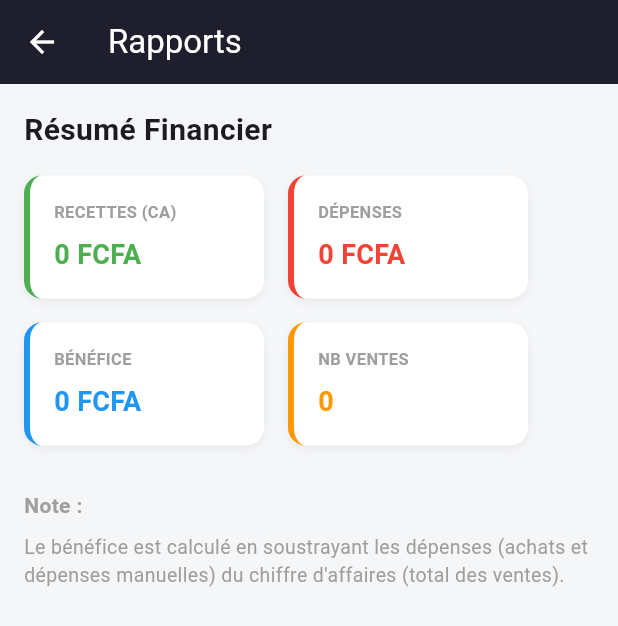
After one commit to hadjabarr4-lang/mon_app_facturation, a Flutter app: the RapportScreen screen opened directly, on a phone screen of 412 x 824 dp. The commit adds this screen. Shown: the top 626 px of the screen. Run offline on Flutter 3.47's test engine with Material 3 defaults, Android fonts, the phone set to English and light mode, and no system bars; our stand-ins replace fl_chart, image_picker, pdf, printing, sqflite; missing offline and left inert: mobile_scanner; accounts and stored records are empty.

Commit message:
Ajout de l'ecran Rapports

```diff
--- a/lib/screens/admin_dashboard.dart
+++ b/lib/screens/admin_dashboard.dart
@@ -10,6 +10,7 @@ import 'stock/categorie_screen.dart';
 import 'stock/stock_screen.dart';
 import 'vente/vente_screen.dart';
 import 'stock/achat_screen.dart';
+import 'finance/rapport_screen.dart';
 
 class AdminDashboard extends StatefulWidget {
   const AdminDashboard({Key? key}) : super(key: key);
@@ -83,7 +84,7 @@ class _AdminDashboardState extends State<AdminDashboard> {
       case 5:
         return const AchatScreen();
       case 6:
-        return const Center(child: Text("Écran Rapports (À venir)"));
+        return const RapportScreen();
       case 7:
         return const Center(child: Text("Écran Utilisateurs (À venir)"));
       default:
--- /dev/null
+++ b/lib/screens/finance/rapport_screen.dart
@@ -0,0 +1,120 @@
+import 'package:flutter/material.dart';
+import '../../services/finance_service.dart';
+
+class RapportScreen extends StatefulWidget {
+  const RapportScreen({Key? key}) : super(key: key);
+
+  @override
+  State<RapportScreen> createState() => _RapportScreenState();
+}
+
+class _RapportScreenState extends State<RapportScreen> {
+  bool _isLoading = true;
+  double _ca = 0;
+  double _depenses = 0;
+  double _benefice = 0;
+  int _nbVentes = 0;
+
+  @override
+  void initState() {
+    super.initState();
+    _chargerRapports();
+  }
+
+  Future<void> _chargerRapports() async {
+    setState(() => _isLoading = true);
+    try {
+      final ca = await FinanceService.chiffreAffaires();
+      final dep = await FinanceService.totalDepenses();
+      final ben = await FinanceService.benefice();
+      final ventes = await FinanceService.toutesLesVentes();
+
+      setState(() {
+        _ca = ca;
+        _depenses = dep;
+        _benefice = ben;
+        _nbVentes = ventes.length;
+        _isLoading = false;
+      });
+    } catch (e) {
+      setState(() => _isLoading = false);
+      debugPrint("Erreur rapport : $e");
+    }
+  }
+
+  @override
+  Widget build(BuildContext context) {
+    return Scaffold(
+      backgroundColor: const Color(0xFFF5F6F8),
+      appBar: AppBar(
+        title: const Text("Rapports", style: TextStyle(color: Colors.white)),
+        backgroundColor: const Color(0xFF1E1E2C),
+        iconTheme: const IconThemeData(color: Colors.white),
+      ),
+      body: _isLoading
+          ? const Center(child: CircularProgressIndicator())
+          : SingleChildScrollView(
+              padding: const EdgeInsets.all(16.0),
+              child: Column(
+                crossAxisAlignment: CrossAxisAlignment.start,
+                children: [
+                  const Text(
+                    "Résumé Financier",
+                    style: TextStyle(fontSize: 20, fontWeight: FontWeight.bold),
+                  ),
+                  const SizedBox(height: 16),
+                  Wrap(
+                    spacing: 16.0,
+                    runSpacing: 16.0,
+                    children: [
+                      _buildStatCard('RECETTES (CA)', '${_ca.toStringAsFixed(0)} FCFA', Colors.green),
+                      _buildStatCard('DÉPENSES', '${_depenses.toStringAsFixed(0)} FCFA', Colors.red),
+                      _buildStatCard('BÉNÉFICE', '${_benefice.toStringAsFixed(0)} FCFA', Colors.blue),
+                      _buildStatCard('NB VENTES', '$_nbVentes', Colors.orange),
+                    ],
+                  ),
+                  const SizedBox(height: 30),
+                  const Text(
+                    "Note :",
+                    style: TextStyle(fontSize: 14, fontWeight: FontWeight.bold, color: Colors.grey),
+                  ),
+                  const SizedBox(height: 8),
+                  const Text(
+                    "Le bénéfice est calculé en soustrayant les dépenses (achats et dépenses manuelles) du chiffre d'affaires (total des ventes).",
+                    style: TextStyle(fontSize: 13, color: Colors.grey),
+                  ),
+                ],
+              ),
+            ),
+    );
+  }
+
+  Widget _buildStatCard(String title, String value, Color color) {
+    return Container(
+      width: 160,
+      padding: const EdgeInsets.all(16),
+      decoration: BoxDecoration(
+        color: Colors.white,
+        borderRadius: BorderRadius.circular(12),
+        border: Border(left: BorderSide(color: color, width: 4)),
+        boxShadow: [
+          BoxShadow(color: Colors.black.withOpacity(0.05), blurRadius: 4, offset: const Offset(0, 2)),
+        ],
+      ),
+      child: Column(
+        crossAxisAlignment: CrossAxisAlignment.start,
+        children: [
+          Text(
+            title,
+            style: const TextStyle(fontSize: 11, color: Colors.grey, fontWeight: FontWeight.bold),
+          ),
+          const SizedBox(height: 8),
+          Text(
+            value,
+            style: TextStyle(fontSize: 18, fontWeight: FontWeight.bold, color: color),
+          ),
+        ],
+      ),
+    );
+  }
+}
```
